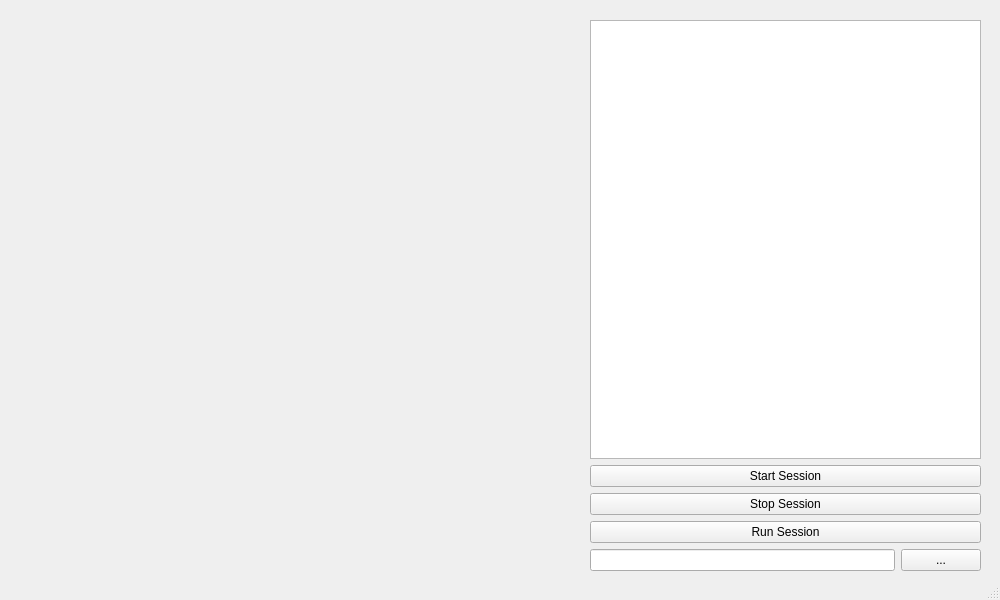
Before: the Qt Designer form src/mainwindow.ui in omdovhopolyi/ArtificialHorizonBlackBox, drawn with Qt 5.
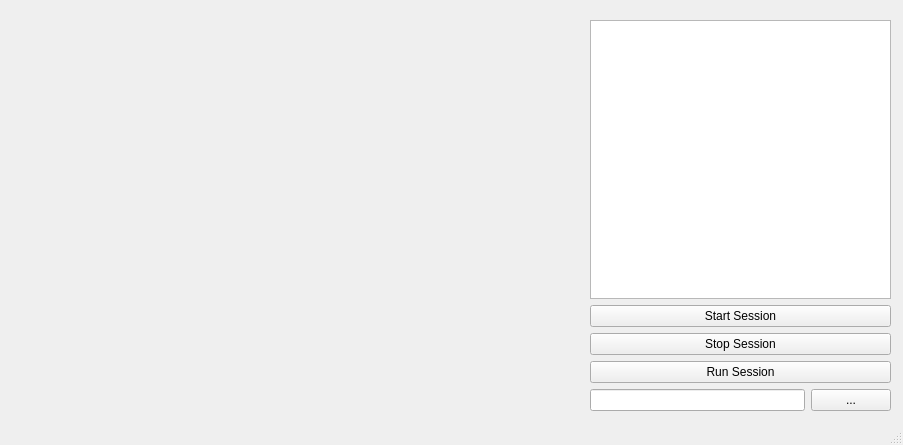
After: the same form once the commit is applied.

Patch:
```diff
--- a/src/mainwindow.ui
+++ b/src/mainwindow.ui
@@ -6,8 +6,8 @@
    <rect>
     <x>0</x>
     <y>0</y>
-    <width>1000</width>
-    <height>600</height>
+    <width>903</width>
+    <height>445</height>
    </rect>
   </property>
   <property name="windowTitle">
@@ -29,7 +29,7 @@
        <x>-1</x>
        <y>-1</y>
        <width>561</width>
-       <height>551</height>
+       <height>391</height>
       </rect>
      </property>
      <layout class="QVBoxLayout" name="ChartLayout"/>
@@ -49,13 +49,16 @@
       <rect>
        <x>0</x>
        <y>0</y>
-       <width>391</width>
-       <height>551</height>
+       <width>301</width>
+       <height>391</height>
       </rect>
      </property>
      <layout class="QVBoxLayout" name="verticalLayout_5">
       <item>
        <widget class="QGraphicsView" name="ArtificialHorizonView">
+        <property name="autoFillBackground">
+         <bool>false</bool>
+        </property>
         <property name="verticalScrollBarPolicy">
          <enum>Qt::ScrollBarAlwaysOff</enum>
         </property>
```
Left out of the diff: 3 changed lines with no effect on the pictures.
